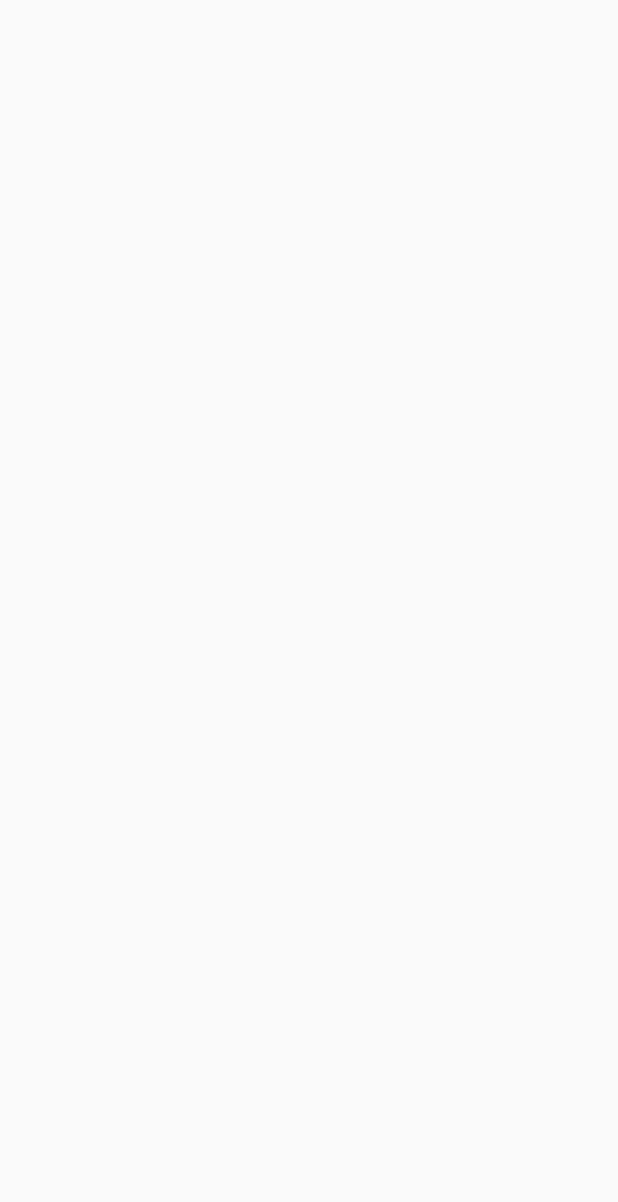
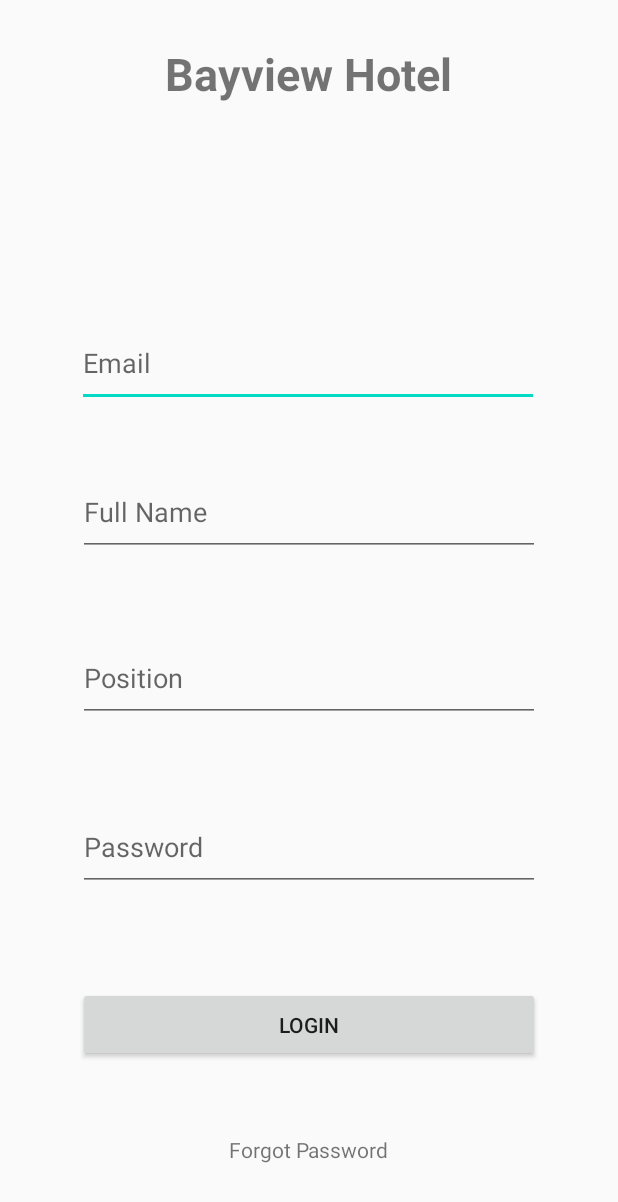
Before and after one commit to wota-n/BayviewHotel, an Android app: the RegisterUsers screen opened directly, with no data from a screen before it, on a phone screen of 412 x 824 dp. Before the commit the part shown is empty. Shown: the top 1202 px of the screen. Run offline under Robolectric (Android 15) with nearby library versions, the phone set to English and light mode, and no system bars.

Commit message:
add register activity interface

```diff
--- a/app/build.gradle
+++ b/app/build.gradle
@@ -26,6 +26,7 @@ dependencies {
     implementation fileTree(dir: "libs", include: ["*.jar"])
     implementation 'androidx.appcompat:appcompat:1.2.0'
     implementation 'androidx.constraintlayout:constraintlayout:2.0.2'
+    implementation 'com.google.firebase:firebase-auth:19.2.0'
     testImplementation 'junit:junit:4.12'
     androidTestImplementation 'androidx.test.ext:junit:1.1.2'
     androidTestImplementation 'androidx.test.espresso:espresso-core:3.3.0'
--- a/app/src/main/res/layout/activity_main.xml
+++ b/app/src/main/res/layout/activity_main.xml
@@ -29,15 +29,15 @@
         android:layout_height="58dp"
         android:hint="Email"
         android:inputType="textEmailAddress"
-        app:layout_constraintBottom_toTopOf="@+id/editTextTextEmailAddress"
+        app:layout_constraintBottom_toBottomOf="@+id/forgotPassword"
         app:layout_constraintEnd_toEndOf="parent"
         app:layout_constraintHorizontal_bias="0.495"
         app:layout_constraintStart_toStartOf="parent"
         app:layout_constraintTop_toTopOf="parent"
-        app:layout_constraintVertical_bias="0.983" />
+        app:layout_constraintVertical_bias="0.697" />
 
     <EditText
-        android:id="@+id/editTextTextEmailAddress"
+        android:id="@+id/editTextEmailAddress"
         android:layout_width="308dp"
         android:layout_height="58dp"
         android:hint="Password"
@@ -47,7 +47,7 @@
         app:layout_constraintHorizontal_bias="0.495"
         app:layout_constraintStart_toStartOf="parent"
         app:layout_constraintTop_toBottomOf="@+id/email"
-        app:layout_constraintVertical_bias="0.981" />
+        app:layout_constraintVertical_bias="0.965" />
 
     <Button
         android:id="@+id/login"
@@ -59,7 +59,7 @@
         app:layout_constraintHorizontal_bias="0.495"
         app:layout_constraintStart_toStartOf="parent"
         app:layout_constraintTop_toTopOf="parent"
-        app:layout_constraintVertical_bias="0.978" />
+        app:layout_constraintVertical_bias="0.944" />
 
     <TextView
         android:id="@+id/forgotPassword"
@@ -72,7 +72,7 @@
         app:layout_constraintHorizontal_bias="0.502"
         app:layout_constraintStart_toStartOf="@+id/login"
         app:layout_constraintTop_toTopOf="parent"
-        app:layout_constraintVertical_bias="0.786" />
+        app:layout_constraintVertical_bias="0.902" />
 
     <ProgressBar
         android:layout_width="wrap_content"
@@ -90,7 +90,7 @@
 
     <TextView
         android:id="@+id/register"
-        android:visibility="gone"
+        android:visibility="visible"
         android:layout_width="wrap_content"
         android:layout_height="wrap_content"
         android:text="Register"
--- a/app/src/main/res/layout/activity_register_users.xml
+++ b/app/src/main/res/layout/activity_register_users.xml
@@ -4,6 +4,107 @@
     xmlns:tools="http://schemas.android.com/tools"
     android:layout_width="match_parent"
     android:layout_height="match_parent"
-    tools:context=".RegisterUsers">
+    tools:context=".MainActivity"
+
+
+    >
+
+    <TextView
+        android:id="@+id/banner"
+        android:layout_width="wrap_content"
+        android:layout_height="wrap_content"
+        android:text="Bayview Hotel"
+        android:textSize="30sp"
+        android:textStyle="bold"
+        app:layout_constraintBottom_toBottomOf="parent"
+        app:layout_constraintEnd_toEndOf="parent"
+        app:layout_constraintHorizontal_bias="0.497"
+        app:layout_constraintStart_toStartOf="parent"
+        app:layout_constraintTop_toTopOf="parent"
+        app:layout_constraintVertical_bias="0.037" />
+
+    <EditText
+        android:id="@+id/editTextEmailAddress"
+        android:layout_width="308dp"
+        android:layout_height="58dp"
+        android:hint="Email"
+        android:inputType="textEmailAddress"
+        app:layout_constraintBottom_toTopOf="@+id/editTextFullName"
+        app:layout_constraintEnd_toEndOf="parent"
+        app:layout_constraintHorizontal_bias="0.495"
+        app:layout_constraintStart_toStartOf="parent"
+        app:layout_constraintTop_toBottomOf="@+id/banner"
+        app:layout_constraintVertical_bias="0.776" />
+
+    <EditText
+        android:id="@+id/editTextPassword"
+        android:layout_width="308dp"
+        android:layout_height="58dp"
+        android:layout_marginTop="472dp"
+        android:hint="Password"
+        android:inputType="textPassword"
+        app:layout_constraintBottom_toTopOf="@+id/login"
+        app:layout_constraintEnd_toEndOf="parent"
+        app:layout_constraintStart_toStartOf="parent"
+        app:layout_constraintTop_toTopOf="parent" />
+
+    <EditText
+        android:id="@+id/editTextFullName"
+        android:layout_width="308dp"
+        android:layout_height="58dp"
+        android:layout_marginTop="260dp"
+        android:hint="Full Name"
+        android:inputType="text"
+        app:layout_constraintBottom_toTopOf="@+id/editTextPosition"
+        app:layout_constraintEnd_toEndOf="parent"
+        app:layout_constraintStart_toStartOf="parent"
+        app:layout_constraintTop_toTopOf="parent" />
+
+    <EditText
+        android:id="@+id/editTextPosition"
+        android:layout_width="308dp"
+        android:layout_height="58dp"
+        android:layout_marginTop="368dp"
+        android:hint="Position"
+        android:inputType="text"
+        app:layout_constraintBottom_toTopOf="@+id/editTextPassword"
+        app:layout_constraintEnd_toEndOf="parent"
+        app:layout_constraintStart_toStartOf="parent"
+        app:layout_constraintTop_toTopOf="parent" />
+
+    <Button
+        android:id="@+id/login"
+        android:layout_width="308dp"
+        android:layout_height="50dp"
+        android:text="Login"
+        app:layout_constraintBottom_toBottomOf="parent"
+        app:layout_constraintEnd_toEndOf="parent"
+        app:layout_constraintStart_toStartOf="parent"
+        app:layout_constraintTop_toTopOf="parent"
+        app:layout_constraintVertical_bias="0.85" />
+
+    <TextView
+        android:id="@+id/forgotPassword"
+        android:layout_width="wrap_content"
+        android:layout_height="wrap_content"
+        android:text="Forgot Password"
+        app:layout_constraintBottom_toBottomOf="parent"
+        app:layout_constraintEnd_toEndOf="parent"
+        app:layout_constraintStart_toStartOf="parent"
+        app:layout_constraintTop_toBottomOf="@+id/login" />
+
+    <ProgressBar
+        android:layout_width="wrap_content"
+        android:layout_height="wrap_content"
+        android:id="@+id/progressBar"
+        android:visibility="gone"
+        tools:ignore="MisisngConstraints"
+
+        app:layout_constraintBottom_toBottomOf="@+id/forgotPassword"
+        app:layout_constraintEnd_toEndOf="parent"
+        app:layout_constraintHorizontal_bias="0.498"
+        app:layout_constraintStart_toStartOf="parent"
+        app:layout_constraintTop_toTopOf="parent"
+        app:layout_constraintVertical_bias="0.587" />
 
 </androidx.constraintlayout.widget.ConstraintLayout>
--- a/build.gradle
+++ b/build.gradle
@@ -5,7 +5,7 @@ buildscript {
         jcenter()
     }
     dependencies {
-        classpath "com.android.tools.build:gradle:4.0.1"
+        classpath 'com.android.tools.build:gradle:4.1.0'
         classpath 'com.google.gms:google-services:4.3.4'
 
         // NOTE: Do not place your application dependencies here; they belong
```
Also changed, not shown: gradle/wrapper/gradle-wrapper.properties.
